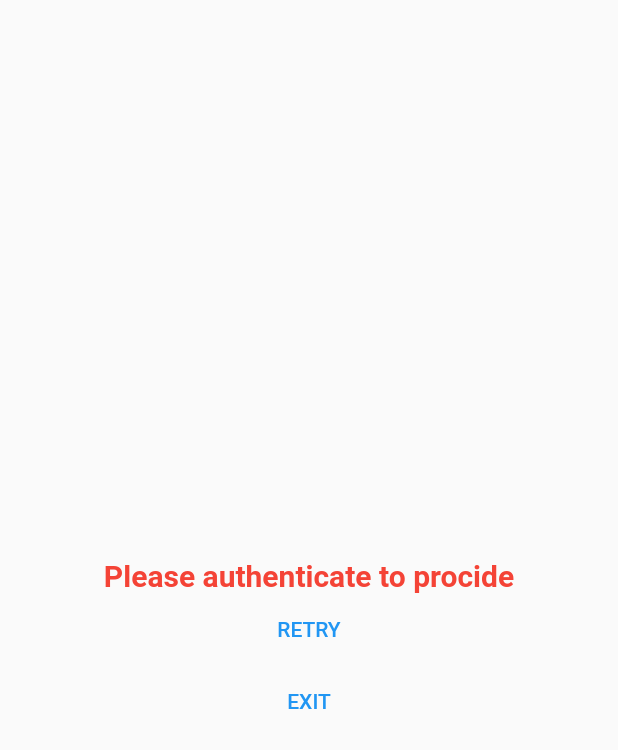
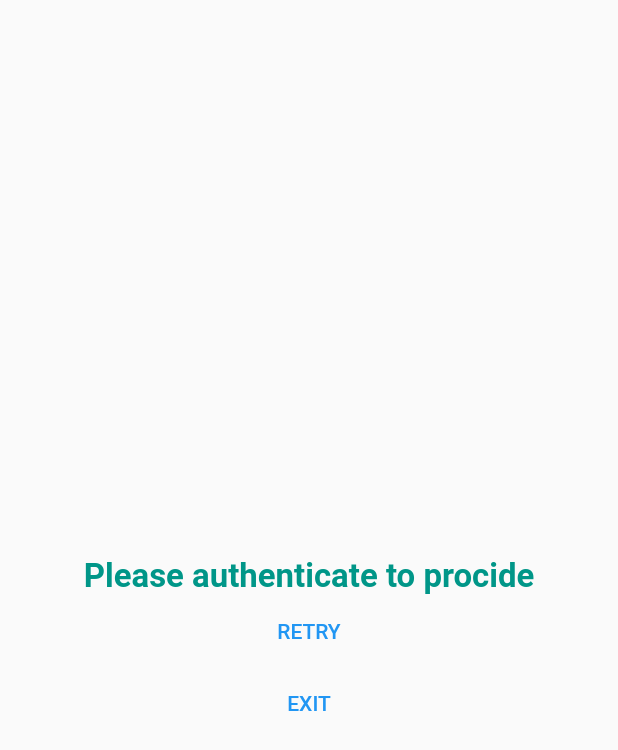
Before and after one commit to IMnoble123/Boozin_fitness, a Flutter app: the screen it shows after launch, on a phone screen of 412 x 824 dp. Shown: the top 750 px of the screen. Run offline on Flutter 3.47's test engine with Material 2 defaults, Android fonts, the light colour scheme and no system bars; our stand-ins replace flutter_screenutil, get, shimmer_animation; missing offline and left inert: health.

Commit message:
Implemented some changes in size and colors

```diff
--- a/lib/shared/widgets/error_widget.dart
+++ b/lib/shared/widgets/error_widget.dart
@@ -1,6 +1,7 @@
 import 'dart:io';
 import 'package:flutter/material.dart';
 import 'package:flutter/services.dart';
+import 'package:flutter_screenutil/flutter_screenutil.dart';
 import '../../features/home/controller/home_controller.dart';
 import '../constants/string_constants.dart';
 
@@ -16,12 +17,12 @@ class Error extends StatelessWidget {
         mainAxisAlignment: MainAxisAlignment.center,
         crossAxisAlignment: CrossAxisAlignment.center,
         children: [
-          const Text(
+           Text(
             StringConstants.error,
             style: TextStyle(
-              fontSize: 20,
+              fontSize: 20.sp,
               fontWeight: FontWeight.bold,
-              color: Colors.red,
+              color: Colors.teal,
             ),
           ),
           TextButton(
```
Also changed, not shown: lib/shared/widgets/card_widget.dart (+14 -13 lines), 1 other file.
